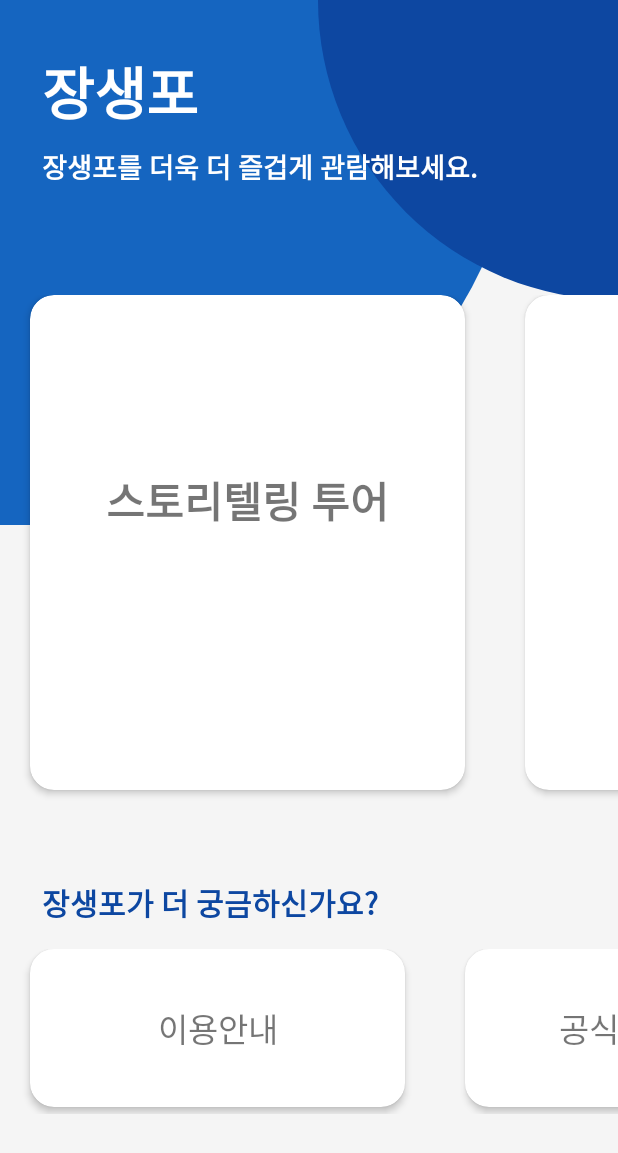
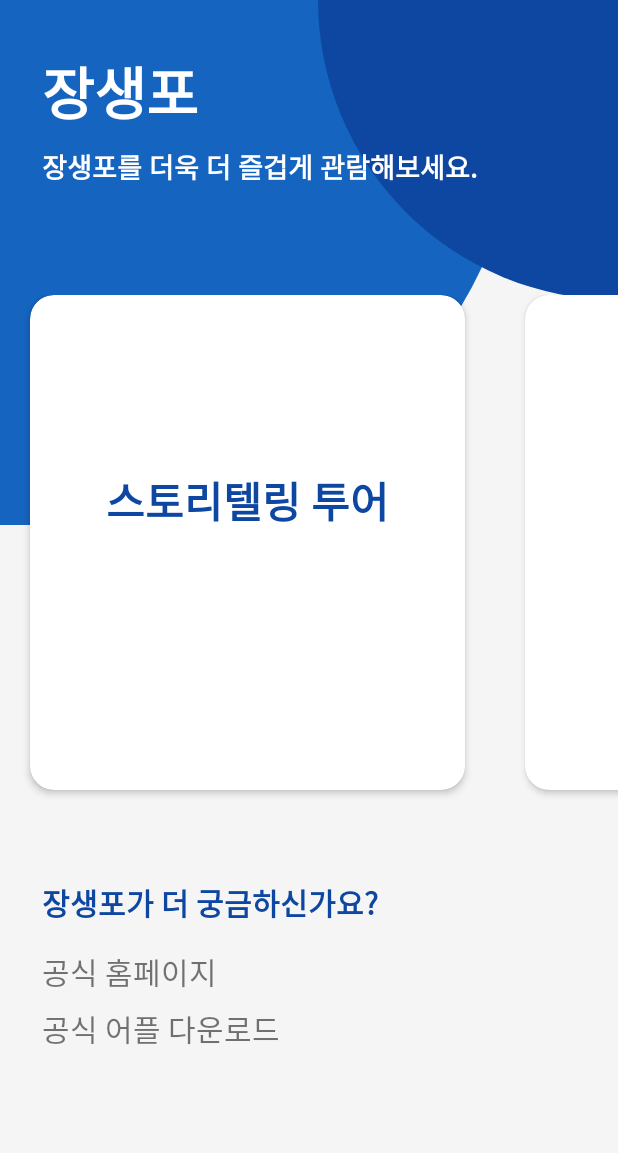
Before and after one commit to gurdlwl/Jangsaengpo_App, an Android app: the screen it shows after launch (MainActivity), after a tap on "공식 홈페이지", on a phone screen of 412 x 824 dp. Shown: the top 1153 px of the screen. Run offline under Robolectric (Android 15) with nearby library versions, the phone set to English and light mode, and no system bars.

Commit message:
SubRecyclerView 제거 및 TextView 추가, Link 연결

```diff
--- a/app/src/main/AndroidManifest.xml
+++ b/app/src/main/AndroidManifest.xml
@@ -29,7 +29,6 @@
         <activity
             android:name=".VideoPlayActivity"
             android:theme="@style/FullScreen" />
-        <activity android:name=".InfoActivity"></activity>
     </application>
 
 </manifest>
--- a/app/src/main/java/kr/hs/dgsw/jangsengpoapp/InfoActivity.java
+++ /dev/null
@@ -1,13 +0,0 @@
-package kr.hs.dgsw.jangsengpoapp;
-
-import android.support.v7.app.AppCompatActivity;
-import android.os.Bundle;
-
-public class InfoActivity extends AppCompatActivity {
-
-    @Override
-    protected void onCreate(Bundle savedInstanceState) {
-        super.onCreate(savedInstanceState);
-        setContentView(R.layout.activity_info);
-    }
-}
--- a/app/src/main/java/kr/hs/dgsw/jangsengpoapp/MainActivity.java
+++ b/app/src/main/java/kr/hs/dgsw/jangsengpoapp/MainActivity.java
@@ -16,20 +16,19 @@ import java.util.List;
 
 import kr.hs.dgsw.jangsengpoapp.MainRecyclerView.MainListAdapter;
 import kr.hs.dgsw.jangsengpoapp.MainRecyclerView.MainListClickListener;
-import kr.hs.dgsw.jangsengpoapp.SubRecyclerView.SubListAdapter;
-import kr.hs.dgsw.jangsengpoapp.SubRecyclerView.SubListClickListener;
 
-public class MainActivity extends AppCompatActivity implements MainListClickListener, SubListClickListener {
+public class MainActivity extends AppCompatActivity implements MainListClickListener{
 
     SnapHelper snapHelper;
     RecyclerView mainList;
-    RecyclerView subList;
     LinearLayoutManager layoutManager;
     MainListAdapter mainListAdapter;
-    SubListAdapter subListAdapter;
 
     String[] dataRes;
     List<String> data;
+
+    String HomePageUrl ="http://www.whalecity.kr/";
+    String AppUrl = "https://play.google.com/store/apps/details?id=com.twombgame.ulsan.beacon&hl=ko";
 
     @Override
     protected void onCreate(Bundle savedInstanceState) {
@@ -37,7 +36,6 @@ public class MainActivity extends AppCompatActivity implements MainListClickList
         setContentView(R.layout.activity_main);
 
         createMainRecycler();
-        createSubRecycler();
     }
 
     private void createMainRecycler(){
@@ -57,23 +55,6 @@ public class MainActivity extends AppCompatActivity implements MainListClickList
         snapHelper.attachToRecyclerView(mainList);
     }
 
-    private void createSubRecycler(){
-        dataRes = getResources().getStringArray(R.array.subList);
-        data = new ArrayList<String>(Arrays.asList(dataRes));
-
-        snapHelper = new LinearSnapHelper();
-
-        subList = findViewById(R.id.SubList);
-        layoutManager = new LinearLayoutManager(this);
-        subListAdapter = new SubListAdapter((ArrayList<String>) data, this);
-
-        layoutManager.setOrientation(LinearLayoutManager.HORIZONTAL);
-        subList.setLayoutManager(layoutManager);
-        subList.setAdapter(subListAdapter);
-
-        snapHelper.attachToRecyclerView(subList);
-    }
-
     @Override
     public void onItemClick(View v, int position){
         if(position == 0){
@@ -87,21 +68,13 @@ public class MainActivity extends AppCompatActivity implements MainListClickList
         }
     }
 
-    @Override
-    public void onItemClick2(View v, int position){
-        String url = "http://www.whalecity.kr";
+    public void onHomePageClick(View v){
+        Intent intent = new Intent(Intent.ACTION_VIEW, Uri.parse(HomePageUrl));
+        startActivity(intent);
+    }
 
-        if(position == 0){
-            Intent intent = new Intent(getApplicationContext(), InfoActivity.class);
-            startActivity(intent);
-        } else if(position == 1){
-            Intent intent = new Intent(Intent.ACTION_VIEW, Uri.parse(url));
-            startActivity(intent);
-        } else if(position == 2){
-            Intent intent = new Intent(getApplicationContext(), InfoActivity.class);
-            startActivity(intent);
-        } else if(position == 3){
-
-        }
+    public void onAppDownloadClick(View v){
+        Intent intent = new Intent(Intent.ACTION_VIEW, Uri.parse(AppUrl));
+        startActivity(intent);
     }
 }
--- a/app/src/main/java/kr/hs/dgsw/jangsengpoapp/SubRecyclerView/SubListAdapter.java
+++ /dev/null
@@ -1,47 +0,0 @@
-package kr.hs.dgsw.jangsengpoapp.SubRecyclerView;
-
-import android.support.annotation.NonNull;
-import android.support.v7.widget.RecyclerView;
-import android.view.LayoutInflater;
-import android.view.View;
-import android.view.ViewGroup;
-
-import java.util.ArrayList;
-
-import kr.hs.dgsw.jangsengpoapp.R;
-
-public class SubListAdapter extends RecyclerView.Adapter<SubListItemViewHolder> {
-    private ArrayList<String> listData;
-    private SubListClickListener listener;
-
-    public SubListAdapter(ArrayList<String> data, SubListClickListener listener){
-        this.listData = data;
-        this.listener = listener;
-    }
-
-    @NonNull
-    @Override
-    public SubListItemViewHolder onCreateViewHolder(@NonNull ViewGroup viewGroup, int i) {
-        View listView = LayoutInflater
-                .from(viewGroup.getContext())
-                .inflate(R.layout.item_list2, viewGroup, false);
-
-        return new SubListItemViewHolder(listView);
-    }
-
-    @Override
-    public void onBindViewHolder(@NonNull SubListItemViewHolder viewHolder, int i) {
-        viewHolder.textViewTitle.setText(listData.get(i));
-
-        final int index = i;
-        viewHolder.itemView.setOnClickListener(v -> listener.onItemClick2(v, index));
-    }
-
-    @Override
-    public int getItemCount() {
-        if(listData == null)
-            return 0;
-        else
-            return listData.size();
-    }
-}
--- a/app/src/main/java/kr/hs/dgsw/jangsengpoapp/SubRecyclerView/SubListClickListener.java
+++ /dev/null
@@ -1,7 +0,0 @@
-package kr.hs.dgsw.jangsengpoapp.SubRecyclerView;
-
-import android.view.View;
-
-public interface SubListClickListener {
-    void onItemClick2(View v, int position);
-}
--- a/app/src/main/java/kr/hs/dgsw/jangsengpoapp/SubRecyclerView/SubListItemViewHolder.java
+++ /dev/null
@@ -1,18 +0,0 @@
-package kr.hs.dgsw.jangsengpoapp.SubRecyclerView;
-
-import android.support.annotation.NonNull;
-import android.support.v7.widget.RecyclerView;
-import android.view.View;
-import android.widget.TextView;
-
-import kr.hs.dgsw.jangsengpoapp.R;
-
-public class SubListItemViewHolder extends RecyclerView.ViewHolder {
-
-    TextView textViewTitle;
-
-    public SubListItemViewHolder(@NonNull View itemView) {
-        super(itemView);
-        textViewTitle = itemView.findViewById(R.id.Title);
-    }
-}
--- a/app/src/main/res/layout/activity_info.xml
+++ /dev/null
@@ -1,15 +0,0 @@
-<?xml version="1.0" encoding="utf-8"?>
-<android.support.constraint.ConstraintLayout xmlns:android="http://schemas.android.com/apk/res/android"
-    xmlns:app="http://schemas.android.com/apk/res-auto"
-    xmlns:tools="http://schemas.android.com/tools"
-    android:layout_width="match_parent"
-    android:layout_height="match_parent"
-    tools:context=".InfoActivity">
-
-    <include
-        android:id="@+id/include2"
-        layout="@layout/layout_basic"
-        android:layout_width="match_parent"
-        android:layout_height="match_parent"></include>
-
-</android.support.constraint.ConstraintLayout>
--- a/app/src/main/res/layout/activity_main.xml
+++ b/app/src/main/res/layout/activity_main.xml
@@ -64,14 +64,30 @@
         app:layout_constraintStart_toStartOf="parent"
         app:layout_constraintTop_toBottomOf="@+id/MainList" />
 
-    <android.support.v7.widget.RecyclerView
-        android:id="@+id/SubList"
-        android:layout_width="match_parent"
-        android:layout_height="110dp"
+    <TextView
+        android:id="@+id/HomepageText"
+        android:layout_width="wrap_content"
+        android:layout_height="wrap_content"
+        android:layout_marginStart="28dp"
         android:layout_marginTop="16dp"
-        android:overScrollMode="never"
-        app:layout_constraintEnd_toEndOf="parent"
+        android:clickable="true"
+        android:onClick="onHomePageClick"
+        android:text= "@string/homepage"
+        android:textSize="20sp"
         app:layout_constraintStart_toStartOf="parent"
         app:layout_constraintTop_toBottomOf="@+id/SubText2" />
 
+    <TextView
+        android:id="@+id/AppDownText"
+        android:layout_width="wrap_content"
+        android:layout_height="wrap_content"
+        android:layout_marginStart="28dp"
+        android:layout_marginTop="8dp"
+        android:clickable="true"
+        android:onClick="onAppDownloadClick"
+        android:text="@string/app_down"
+        android:textSize="20sp"
+        app:layout_constraintStart_toStartOf="parent"
+        app:layout_constraintTop_toBottomOf="@+id/HomepageText" />
+
 </android.support.constraint.ConstraintLayout>
--- a/app/src/main/res/layout/item_list.xml
+++ b/app/src/main/res/layout/item_list.xml
@@ -21,6 +21,7 @@
             android:text="@string/app_name"
             android:textSize="28sp"
             android:textStyle="bold"
+            android:textColor="@color/colorPrimaryDark"
             app:layout_constraintBottom_toBottomOf="parent"
             app:layout_constraintEnd_toEndOf="parent"
             app:layout_constraintHorizontal_bias="0.502"
--- a/app/src/main/res/layout/item_list2.xml
+++ /dev/null
@@ -1,30 +0,0 @@
-<?xml version="1.0" encoding="utf-8"?>
-<android.support.v7.widget.CardView xmlns:android="http://schemas.android.com/apk/res/android"
-    xmlns:app="http://schemas.android.com/apk/res-auto"
-    xmlns:tools="http://schemas.android.com/tools"
-    android:layout_width="250dp"
-    android:layout_height="105dp"
-    android:layout_marginStart="20dp"
-    android:layout_marginEnd="20dp"
-    app:cardCornerRadius="16dp"
-    app:cardElevation="3dp"
-    app:contentPadding="4dp">
-
-    <android.support.constraint.ConstraintLayout
-        android:layout_width="match_parent"
-        android:layout_height="match_parent">
-
-        <TextView
-            android:id="@+id/Title"
-            android:layout_width="wrap_content"
-            android:layout_height="wrap_content"
-            android:text="@string/app_name"
-            android:textSize="22sp"
-            app:layout_constraintBottom_toBottomOf="parent"
-            app:layout_constraintEnd_toEndOf="parent"
-            app:layout_constraintStart_toStartOf="parent"
-            app:layout_constraintTop_toTopOf="parent" />
-
-    </android.support.constraint.ConstraintLayout>
-
-</android.support.v7.widget.CardView>
--- a/app/src/main/res/values/array.xml
+++ b/app/src/main/res/values/array.xml
@@ -8,9 +8,9 @@
     </string-array>
 
     <string-array name="subList">
-        <item>@string/useInfo</item>
+        <item>@string/use_info</item>
         <item>@string/homepage</item>
-        <item>@string/appInfo</item>
+        <item>@string/app_down</item>
     </string-array>
 
     <string-array name="titles">
--- a/app/src/main/res/values/strings.xml
+++ b/app/src/main/res/values/strings.xml
@@ -16,7 +16,7 @@
     <string name="map_info">지도를 두 손가락으로 확대, 축소하여 보세요!</string>
 
 
-    <string name="useInfo">이용안내</string>
+    <string name="use_info">이용안내</string>
     <string name="homepage">공식 홈페이지</string>
-    <string name="appInfo">앱정보</string>
+    <string name="app_down">공식 어플 다운로드</string>
 </resources>
```
